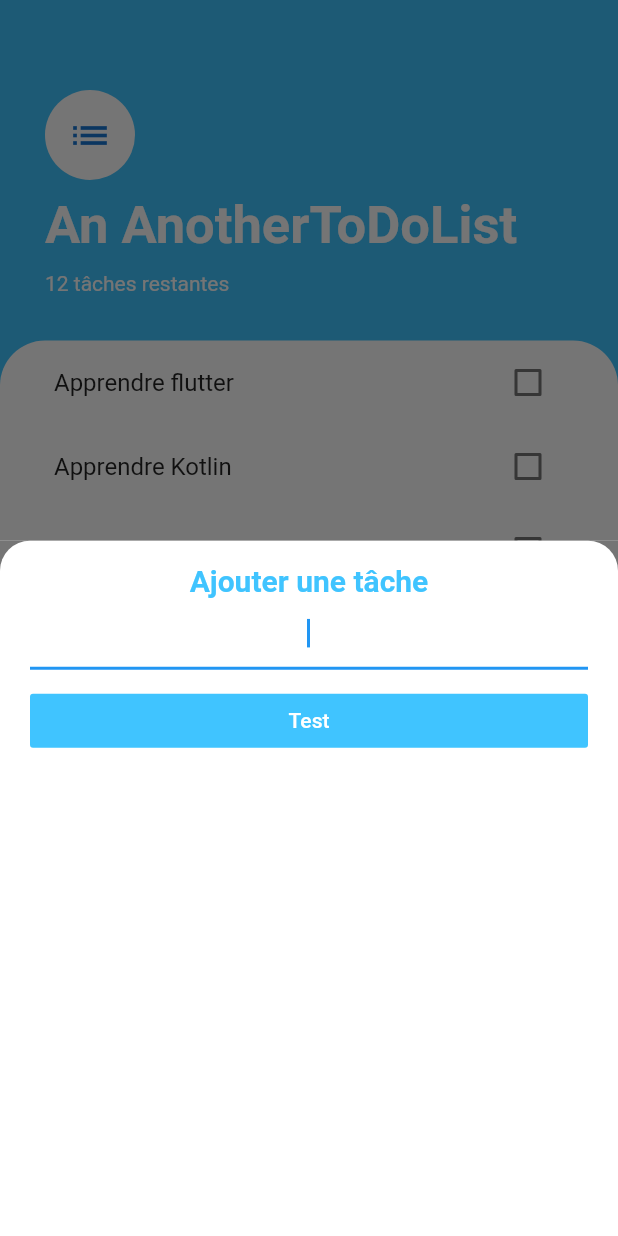
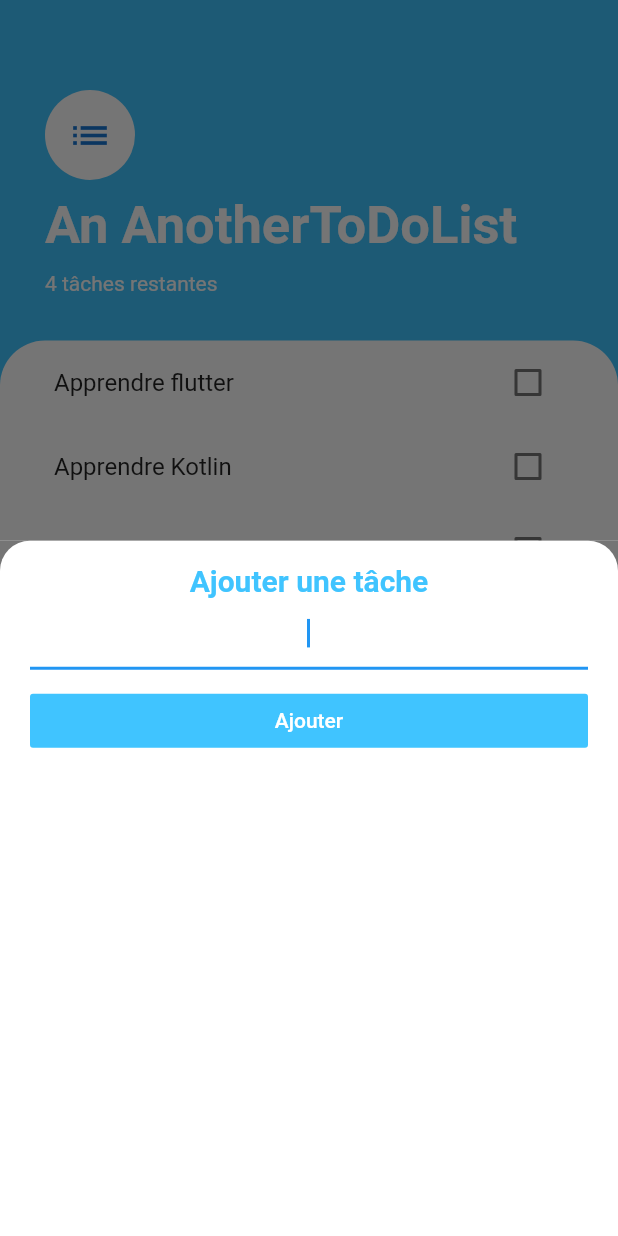
Before and after one commit to cyberplanete/flutter_another_to_do_list, a Flutter app: the screen it shows after launch, after a tap on the "add" icon, on a phone screen of 412 x 824 dp. Run offline on Flutter 3.47's test engine with Material 2 defaults, Android fonts, the phone set to English and light mode, and no system bars.

Commit message:
Ajout de tache - Création callbackAddTask et CallbackUpdate pour checkbox

```diff
--- a/lib/Widgets/Ligne_tache.dart
+++ b/lib/Widgets/Ligne_tache.dart
@@ -3,8 +3,9 @@ import 'package:flutter/material.dart';
 class LigneTache extends StatelessWidget {
   bool isChecked;
   final String titreTache;
+  Function checkBoxCallBack;
 
-  LigneTache({this.isChecked, this.titreTache});
+  LigneTache({this.isChecked, this.titreTache, this.checkBoxCallBack});
 
   @override
   Widget build(BuildContext context) {
@@ -19,7 +20,7 @@ class LigneTache extends StatelessWidget {
         //Je modifie la valeur sur chaque click.. true ou false
         // onChanged: toogleCheckBoxStateFunction,
         //retourne la nouvelle valeur à mon callback
-        value: isChecked, onChanged: (bool value) {},
+        value: isChecked, onChanged: checkBoxCallBack,
       ),
     );
   }
--- a/lib/Widgets/liste_taches.dart
+++ b/lib/Widgets/liste_taches.dart
@@ -1,42 +1,58 @@
 import 'package:flutter/material.dart';
-import 'package:flutter_another_to_do_list/models/taches.dart';
-
-import 'Ligne_tache.dart';
+import 'package:flutter_another_to_do_list/Widgets/Ligne_tache.dart';
+import 'package:flutter_another_to_do_list/models/tache_model.dart';
 
 class ListeTaches extends StatefulWidget {
+  List<Tache> tachesList;
+  //Utiliser dans le cas d'un StatelessWidget
+  Function callBackUpdateListTask;
+  ListeTaches({this.tachesList, this.callBackUpdateListTask});
+
   @override
   _ListeTachesState createState() => _ListeTachesState();
 }
 
 class _ListeTachesState extends State<ListeTaches> {
-  List<Tache> tachesList = [
-    Tache(tacheTexte: 'Apprendre flutter'),
-    Tache(tacheTexte: 'Apprendre Kotlin'),
-    Tache(tacheTexte: 'Contacter avocat'),
-    Tache(tacheTexte: 'Activation ligne Free'),
-  ];
+  @override
+  Widget build(BuildContext context) {
+    return ListView.builder(
+      itemBuilder: (context, index) {
+        return LigneTache(
+          titreTache: widget.tachesList[index].tacheTexte,
+          isChecked: widget.tachesList[index].isCompleted,
+          checkBoxCallBack: (value) {
+            setState(() {
+              widget.tachesList[index].toggleDone();
+            });
+
+            //widget.callBackUpdateListTask(index);
+          },
+        );
+      },
+      itemCount: widget.tachesList.length,
+    );
+  }
+}
+
+/*class ListeTaches extends StatelessWidget {
+  List<Tache> tachesList;
+  Function callBackUpdateListTask;
+  ListeTaches({this.tachesList, this.callBackUpdateListTask});
 
   @override
   Widget build(BuildContext context) {
-    return ListView(
-      children: [
-        LigneTache(
-          titreTache: tachesList[0].tacheTexte,
-          isChecked: tachesList[0].isCompleted,
-        ),
-        LigneTache(
-          titreTache: tachesList[1].tacheTexte,
-          isChecked: tachesList[1].isCompleted,
-        ),
-        LigneTache(
-          titreTache: tachesList[2].tacheTexte,
-          isChecked: tachesList[2].isCompleted,
-        ),
-        LigneTache(
-          titreTache: tachesList[3].tacheTexte,
-          isChecked: tachesList[3].isCompleted,
-        )
-      ],
+    return ListView.builder(
+      itemBuilder: (context, index) {
+        return LigneTache(
+          titreTache: tachesList[index].tacheTexte,
+          isChecked: tachesList[index].isCompleted,
+          checkBoxCallBack: (value) {
+            //tachesList[index].toggleDone();
+            callBackUpdateListTask(index);
+          },
+        );
+      },
+      itemCount: tachesList.length,
     );
   }
-}
+}*/
--- a/lib/views/EcranAjoutTache.dart
+++ b/lib/views/EcranAjoutTache.dart
@@ -1,7 +1,14 @@
 import 'package:flutter/cupertino.dart';
 import 'package:flutter/material.dart';
+import 'package:flutter_another_to_do_list/models/tache_model.dart';
 
 class EcranAjoutTache extends StatelessWidget {
+  String nouvelleTache;
+
+  final Function addTaskCallBack;
+
+  EcranAjoutTache({this.addTaskCallBack});
+
   @override
   Widget build(BuildContext context) {
     return Container(
@@ -29,6 +36,9 @@ class EcranAjoutTache extends StatelessWidget {
                   fontWeight: FontWeight.w700),
             ),
             TextFormField(
+              onChanged: (newText) {
+                nouvelleTache = newText;
+              },
               //Permet d'activer le clavier automatiquement
               autofocus: true,
               textAlign: TextAlign.center,
@@ -41,10 +51,13 @@ class EcranAjoutTache extends StatelessWidget {
               height: 10,
             ),
             FlatButton(
+              child: Text('Ajouter'),
               onPressed: () {
-                //Ajout de la tache à la liste
+                //Je transmets la tache à mon callback pour l'ajouter à ma liste
+                addTaskCallBack(//Une tache est toujours initialisé à false
+                    Tache(tacheTexte: nouvelleTache));
+                Navigator.pop(context);
               },
-              child: Text('Test'),
               color: Colors.lightBlueAccent,
               textColor: Colors.white,
             )
--- a/lib/views/EcranDesTaches.dart
+++ b/lib/views/EcranDesTaches.dart
@@ -1,11 +1,24 @@
 import 'package:flutter/material.dart';
 import 'package:flutter_another_to_do_list/Widgets/liste_taches.dart';
+import 'package:flutter_another_to_do_list/models/tache_model.dart';
 import 'package:flutter_another_to_do_list/views/EcranAjoutTache.dart';
 
-final List<String> entries = <String>['A', 'B', 'C'];
-final List<int> colorCodes = <int>[600, 500, 100];
+List<Tache> tachesList = [
+  Tache(tacheTexte: 'Apprendre flutter'),
+  Tache(tacheTexte: 'Apprendre Kotlin'),
+  Tache(tacheTexte: 'Contacter avocat'),
+  Tache(tacheTexte: 'Activation ligne Free'),
+];
 
-class EcranDesTaches extends StatelessWidget {
+class EcranDesTaches extends StatefulWidget {
+  //final Tache tache;
+  @override
+  _EcranDesTachesState createState() => _EcranDesTachesState();
+
+  static void addTask(Tache tache) {}
+}
+
+class _EcranDesTachesState extends State<EcranDesTaches> {
   final bool value = false;
 
   @override
@@ -37,7 +50,12 @@ class EcranDesTaches extends StatelessWidget {
               }*/
               context: context,
               builder: (context) {
-                return EcranAjoutTache();
+                //Callback - Reception de la nouvelle tache, puis mise à jour des states
+                return EcranAjoutTache(addTaskCallBack: (nouvelleTache) {
+                  setState(() {
+                    tachesList.add(nouvelleTache);
+                  });
+                });
               });
         },
       ),
@@ -72,7 +90,7 @@ class EcranDesTaches extends StatelessWidget {
                   height: 10,
                 ),
                 Text(
-                  '12 tâches restantes',
+                  '${tachesList.length} tâches restantes',
                   style: TextStyle(color: Colors.white),
                 ),
                 SizedBox(
@@ -83,13 +101,27 @@ class EcranDesTaches extends StatelessWidget {
           ),
           Expanded(
             child: Container(
-                padding: EdgeInsets.symmetric(horizontal: 20),
-                decoration: BoxDecoration(
-                    color: Colors.white,
-                    borderRadius: BorderRadius.only(
-                        topLeft: Radius.circular(30),
-                        topRight: Radius.circular(30))),
-                child: ListeTaches()),
+              padding: EdgeInsets.symmetric(horizontal: 20),
+              decoration: BoxDecoration(
+                color: Colors.white,
+                borderRadius: BorderRadius.only(
+                  topLeft: Radius.circular(30),
+                  topRight: Radius.circular(30),
+                ),
+              ),
+              child: ListeTaches(
+                tachesList: tachesList,
+                //Utilise si ListeTaches est un StateLessWidget
+                //CallBack: Je récupère l'index de la tache dont la checkbox doit être mise à jour
+                //Pour plus de simplicite ListeTaches peut être configuré en statefullWidget
+                /*  callBackUpdateListTask: (index) {
+                  setState(() {
+                    tachesList[index].toggleDone();
+                  });
+                },*/
+                // checkBoxCallBack: () {},
+              ),
+            ),
           ),
         ],
       ),
```
Also changed, not shown: lib/models/tache_model.dart (renamed from lib/models/taches.dart).
